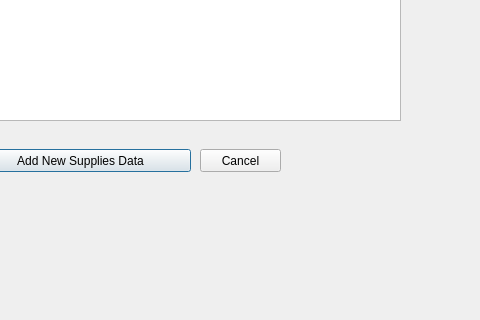
The window that OmegaSquaddApplication/viewthesupplieswindow.ui (paulina7m/COMP3004OmegaSquad) describes before a commit, drawn with Qt 5; both pictures show x 120 to 600 and y 211 to 531 of the 600 by 800 pixel window.
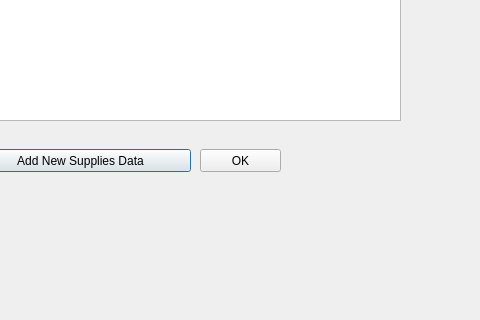
The same window after the commit.

```diff
--- a/OmegaSquaddApplication/viewthesupplieswindow.ui
+++ b/OmegaSquaddApplication/viewthesupplieswindow.ui
@@ -84,7 +84,7 @@
     </rect>
    </property>
    <property name="text">
-    <string>Cancel</string>
+    <string>OK</string>
    </property>
   </widget>
  </widget>
```
